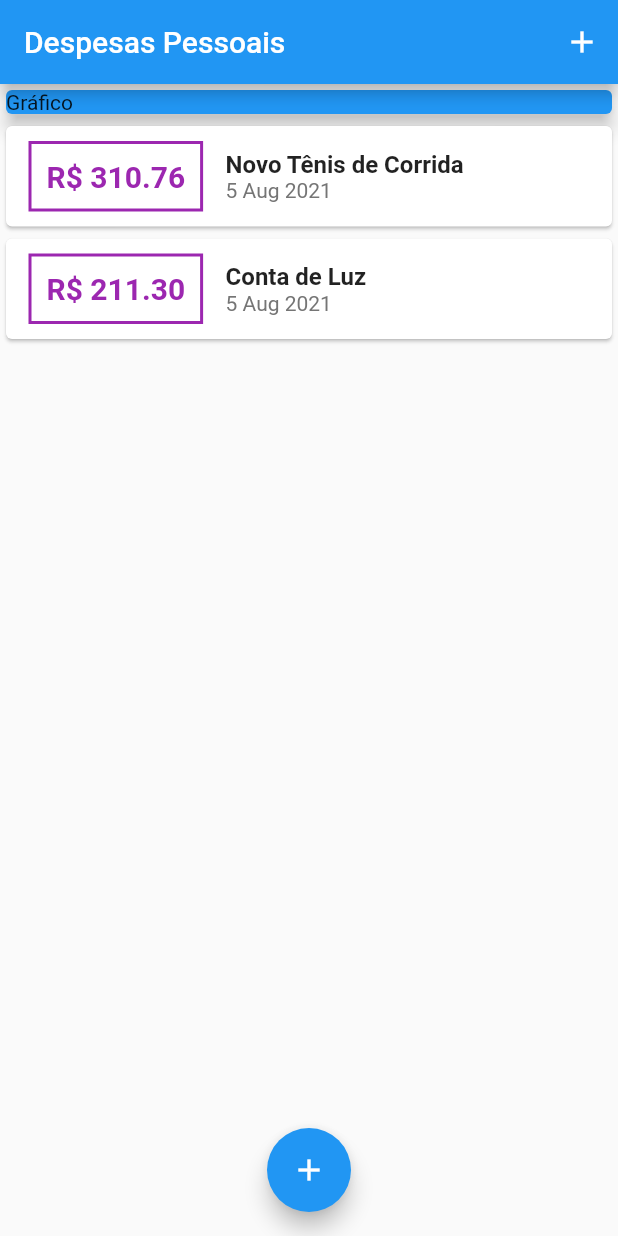
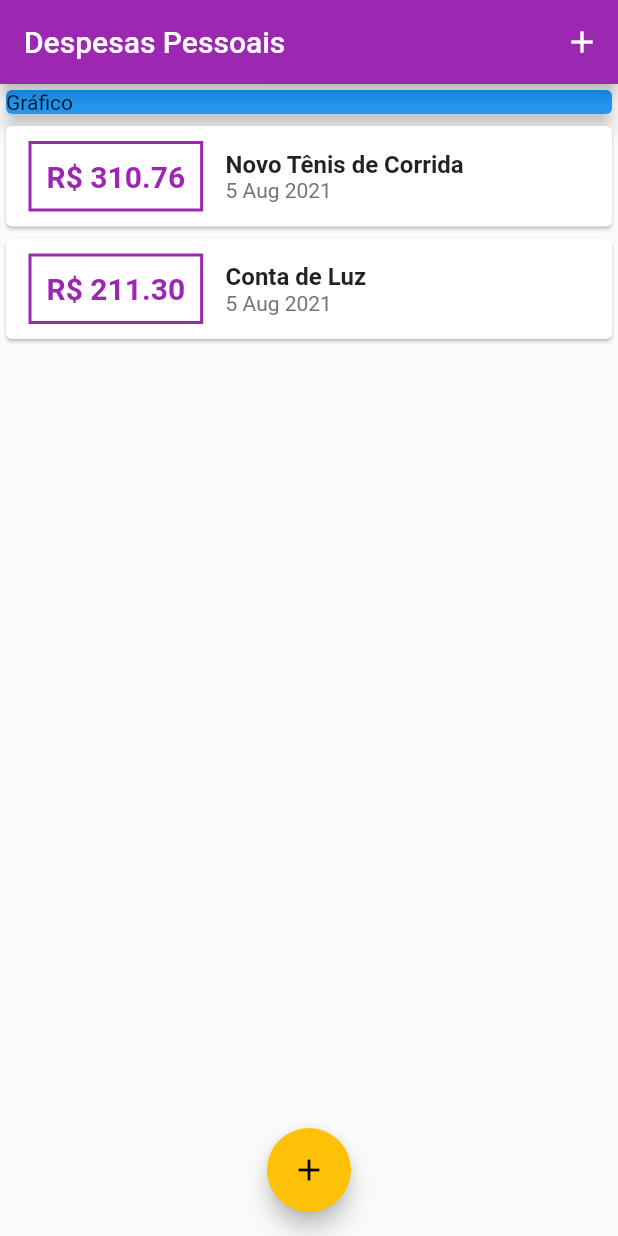
Before and after one commit to Rodrigoo-Oliveira/AppDespesasPessoais, a Flutter app: the screen it shows after launch, on a phone screen of 412 x 824 dp. Run offline on Flutter 3.47's test engine with Material 2 defaults, Android fonts, the phone set to English and light mode, and no system bars.

Commit message:
Aplicando estilo com Theme

```diff
--- a/lib/components/transaction_list.dart
+++ b/lib/components/transaction_list.dart
@@ -25,7 +25,7 @@ class TransactionList extends StatelessWidget {
                   ),
                   decoration: BoxDecoration(
                     border: Border.all(
-                      color: Colors.purple,
+                      color: Theme.of(context).primaryColor,
                       width: 2,
                     ),
                   ),
@@ -35,7 +35,7 @@ class TransactionList extends StatelessWidget {
                     style: TextStyle(
                       fontWeight: FontWeight.bold,
                       fontSize: 20,
-                      color: Colors.purple,
+                      color: Theme.of(context).primaryColor,
                     ),
                   ),
                 ),
--- a/lib/main.dart
+++ b/lib/main.dart
@@ -12,6 +12,10 @@ class ExpensesApp extends StatelessWidget {
   Widget build(BuildContext context) {
     return MaterialApp(
       home: MyHomePage(),
+      theme: ThemeData(
+        primarySwatch: Colors.purple,
+        accentColor: Colors.amber,
+      ),
     );
   }
 }
@@ -48,6 +52,9 @@ class _MyHomePageState extends State<MyHomePage> {
     setState(() {
       _transactions.add(newTransaction);
     });
+
+
+    Navigator.of(context).pop();
   }
 
   _openTransactionFormModal(BuildContext context) {
@@ -55,8 +62,7 @@ class _MyHomePageState extends State<MyHomePage> {
       context: context,
       builder: (_) {
         return TransactionForm(_addTransaction);
-      },
-    );
+      });
   }
 
   @override
```
